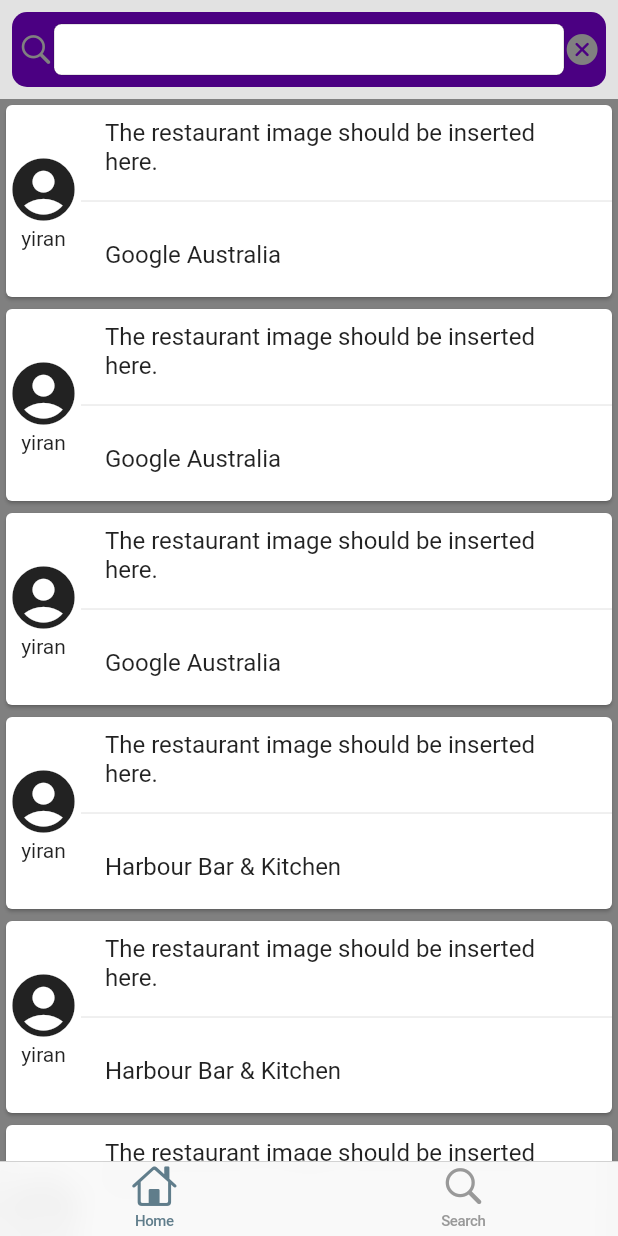
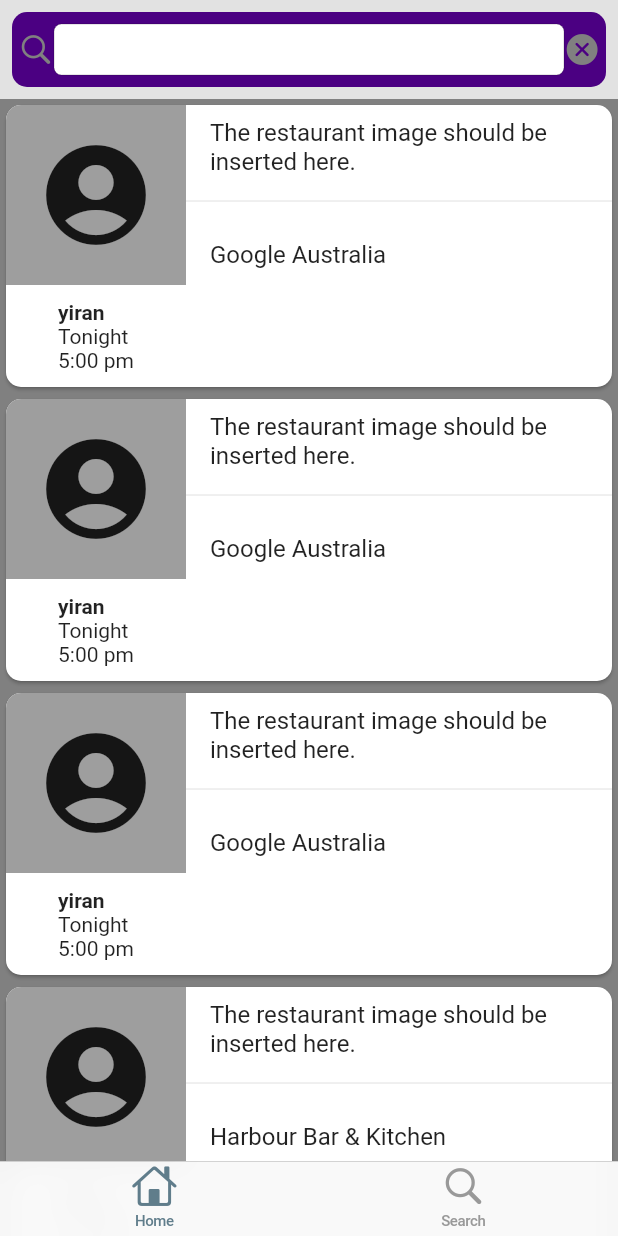
Before and after one commit to rockspore/pal-finder, a Flutter app: the screen it shows after launch, on a phone screen of 412 x 824 dp. Run offline on Flutter 3.47's test engine with Material 2 defaults, Android fonts, the phone set to English and light mode, and no system bars; our stand-ins replace latlong.

Commit message:
Resized and refactored user profile section of the event card.

```diff
--- a/lib/widgets/event_card.dart
+++ b/lib/widgets/event_card.dart
@@ -20,12 +20,17 @@ class EventCard extends StatelessWidget {
       },
       child: Card(
         color: Theme.of(context).cardColor,
+        shape: RoundedRectangleBorder(
+          borderRadius: BorderRadius.circular(10),
+        ),
+        clipBehavior: Clip.antiAlias,
         child: Row(
+          crossAxisAlignment: CrossAxisAlignment.start,
           children: <Widget>[
             Column(
               children: <Widget>[
-                Icon(Icons.account_circle, size: 50),
-                Text(hostName),
+                _buildProfilePhoto(),
+                _buildProfile(context),
               ]
             ),
             Flexible(
@@ -46,4 +51,29 @@ class EventCard extends StatelessWidget {
       ),
     );
   }
+
+  Widget _buildProfile(BuildContext context) => Container(
+    padding: EdgeInsets.all(10),
+    child: Column(
+      crossAxisAlignment: CrossAxisAlignment.start,
+      children: <Widget>[
+        Text(
+          hostName,
+          style: TextStyle(fontWeight: FontWeight.bold),
+        ),
+        Text('Tonight'),
+        Text('5:00 pm'),
+      ],
+    ),
+  );
+
+  Widget _buildProfilePhoto() {
+    return Container(
+      width: 120,
+      height: 120,
+      color: Colors.grey,
+      alignment: Alignment.center,
+      child: Icon(Icons.account_circle, size: 80),
+    );
+  }
 }
```
